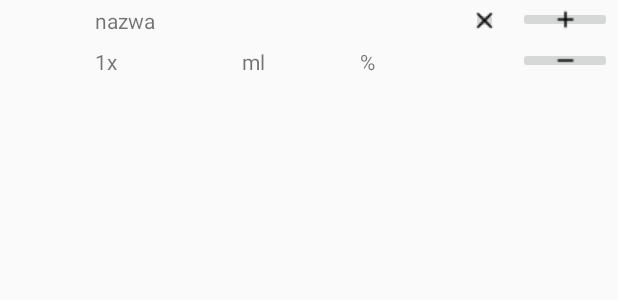
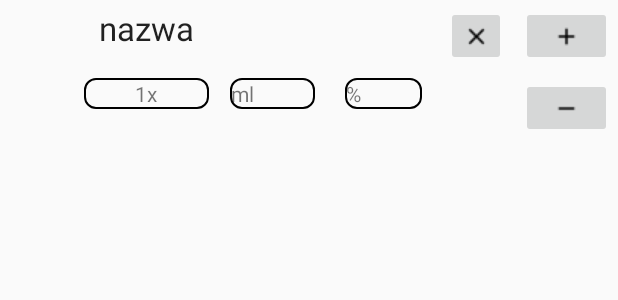
Before and after one commit to dzazef/mobile-applications-project, an Android app: the layout alcohol_item.xml on its own in the app's theme, with its tools: preview values and no code run, on a phone screen of 412 x 824 dp. Shown: the top 300 px of the screen. Run offline under Robolectric (Android 15) with nearby library versions, the phone set to English and light mode, and no system bars.

Commit message:
activity with search bar and list of alcohols added

```diff
--- /dev/null
+++ b/AlkoMaster/app/src/main/res/drawable/listshape.xml
@@ -0,0 +1,19 @@
+<?xml version="1.0" encoding="utf-8"?>
+
+
+<shape xmlns:android="http://schemas.android.com/apk/res/android">
+    <solid  android:background="#000000"/>
+
+    <stroke android:width="1dp"
+            android:color="#000000" />
+
+    <padding android:left="1dp"
+             android:top="1dp"
+             android:right="1dp"
+             android:bottom="1dp" />
+
+    <corners android:bottomRightRadius="7dp"
+             android:bottomLeftRadius="7dp"
+             android:topLeftRadius="7dp"
+             android:topRightRadius="7dp" />
+</shape>
--- a/AlkoMaster/app/src/main/res/layout/alcohol_item.xml
+++ b/AlkoMaster/app/src/main/res/layout/alcohol_item.xml
@@ -2,19 +2,26 @@
 <!-- do wykorzystania w liscie wybranych alkoholi do alkomatu (chyba mozna tez wykorzystac w porownywarce?) -->
 
 <GridLayout xmlns:android="http://schemas.android.com/apk/res/android"
-            xmlns:app="http://schemas.android.com/apk/res-auto" xmlns:tools="http://schemas.android.com/tools" android:layout_width="match_parent"
+            xmlns:app="http://schemas.android.com/apk/res-auto" xmlns:tools="http://schemas.android.com/tools"
+            android:layout_width="match_parent"
             android:layout_height="wrap_content"
             android:id="@+id/alcohol_item"
             android:orientation="horizontal"
             android:columnCount="6"
             android:rowCount="2"
-android:useDefaultMargins="true">
+            android:useDefaultMargins="true">
 
     <TextView android:layout_height="wrap_content" android:layout_width="wrap_content" android:layout_columnWeight="1"
-              android:layout_column="1" android:layout_row="0" android:text="nazwa"/>
+              android:layout_column="1" android:layout_row="0" android:text="nazwa"
+              android:textAppearance="@style/TextAppearance.AppCompat.Large"
+              android:textAlignment="center"
+              android:id="@+id/alcohol_item_name"/>
 
     <TextView android:layout_height="wrap_content" android:layout_width="wrap_content" android:layout_columnWeight="1"
-              android:layout_column="1" android:layout_row="1" android:text="1x"/>
+              android:layout_column="1" android:layout_row="1" android:text="1x"
+              android:textAlignment="center"
+              android:background="@drawable/listshape"
+              android:id="@+id/alcohol_item_amount"/>
 
 
     <ImageView android:layout_width="40dp" android:layout_height="40dp" android:layout_columnWeight="1"
@@ -22,23 +29,27 @@ android:useDefaultMargins="true">
                android:layout_column="0" android:layout_row="0" android:layout_rowSpan="2"
                android:layout_gravity="center"/>
 
-    <TextView android:layout_height="wrap_content" android:layout_width="wrap_content" android:layout_columnWeight="1"
-              android:layout_column="2" android:layout_row="1" android:text="ml" android:layout_marginStart="10dp" android:layout_marginEnd="10dp"/>
+    <TextView android:layout_height="wrap_content" android:layout_width="wrap_content" android:layout_columnWeight="2"
+              android:layout_column="2" android:layout_row="1" android:text="ml" android:layout_marginStart="10dp" android:layout_marginEnd="10dp"
+              android:background="@drawable/listshape"
+              android:id="@+id/alcohol_item_capacity"/>
 
-    <TextView android:layout_height="wrap_content" android:layout_width="wrap_content" android:layout_columnWeight="1"
-              android:layout_column="3" android:layout_row="1" android:text="%" android:layout_marginStart="10dp" android:layout_marginEnd="10dp"/>
+    <TextView android:layout_height="wrap_content" android:layout_width="wrap_content" android:layout_columnWeight="2"
+              android:layout_column="3" android:layout_row="1" android:text="%" android:layout_marginStart="10dp" android:layout_marginEnd="10dp"
+              android:background="@drawable/listshape"
+              android:id="@+id/alcohol_item_content"/>
 
-    <ImageButton android:layout_height="18dp" android:layout_width="18dp" android:layout_columnWeight="1"
+    <ImageButton android:layout_height="40dp" android:layout_width="40dp" android:layout_columnWeight="1"
             android:layout_column="4" android:layout_row="0" android:src="@drawable/baseline_clear_black_18dp" android:contentDescription="@null"
-                 android:layout_gravity="center"
+                 android:layout_gravity="center" android:id="@+id/x_button"
     />
 
-    <ImageButton android:layout_height="18dp" android:layout_width="18dp" android:contentDescription="@null"
-            android:layout_column="5" android:layout_row="0" android:layout_columnWeight="1"
+    <ImageButton android:layout_height="40dp" android:layout_width="40dp" android:contentDescription="@null"
+            android:layout_column="5" android:layout_row="0" android:layout_columnWeight="1" android:id="@+id/plus_button"
     android:src="@drawable/baseline_add_black_18dp"/>
 
-    <ImageButton android:layout_height="18dp" android:layout_width="18dp" android:contentDescription="@null"
-            android:layout_column="5" android:layout_row="1" android:layout_columnWeight="1"
+    <ImageButton android:layout_height="40dp" android:layout_width="40dp" android:contentDescription="@null"
+            android:layout_column="5" android:layout_row="1" android:layout_columnWeight="1" android:id="@+id/minus_button"
     android:src="@drawable/baseline_remove_black_18dp"/>
 
 </GridLayout>
--- a/AlkoMaster/app/src/main/res/menu/menu_item.xml
+++ b/AlkoMaster/app/src/main/res/menu/menu_item.xml
@@ -4,6 +4,6 @@
             android:id="@+id/action_search"
             android:icon="@drawable/ic_action_action_search"
             android:orderInCategory="100"
-            android:title="@string/szukaj"
+            android:title="@string/wyszukaj_alkohol"
             app:showAsAction="always" />
 </menu>
--- a/AlkoMaster/app/src/main/res/values/strings.xml
+++ b/AlkoMaster/app/src/main/res/values/strings.xml
@@ -14,4 +14,8 @@
     <string name="button_dalej">Dalej</string>
     <string name="szukaj">Szukaj</string>
     <string name="wyszukaj_alkohol">Znajdź alkohol</string>
+    <string name="brak_alkoholi">Brak dodanych alkoholi</string>
+    <string name="alcohol_content_text">%.1f %%</string>
+    <string name="alcohol_capacity_text">%1$d ml</string>
+    <string name="alcohol_amount_text">%1$d x</string>
 </resources>
```
Also changed, not shown: AlkoMaster/app/src/main/java/pl/am2019/alkomaster/breathalyser/AlcoholData.kt (added, +40 -0 lines), AlkoMaster/app/src/main/java/pl/am2019/alkomaster/breathalyser/AlcoholLevelAlcohols.kt (+49 -39 lines), AlkoMaster/app/src/main/java/pl/am2019/alkomaster/breathalyser/Breathalyser.kt (added, +19 -0 lines), AlkoMaster/app/src/main/java/pl/am2019/alkomaster/breathalyser/RecyclerViewAdapter.kt (added, +84 -0 lines), AlkoMaster/app/src/main/java/pl/am2019/alkomaster/db/alcohol/Alcohol.kt (+32 -1 lines), AlkoMaster/app/src/main/res/layout/alcohol_list.xml (+22 -8 lines).
